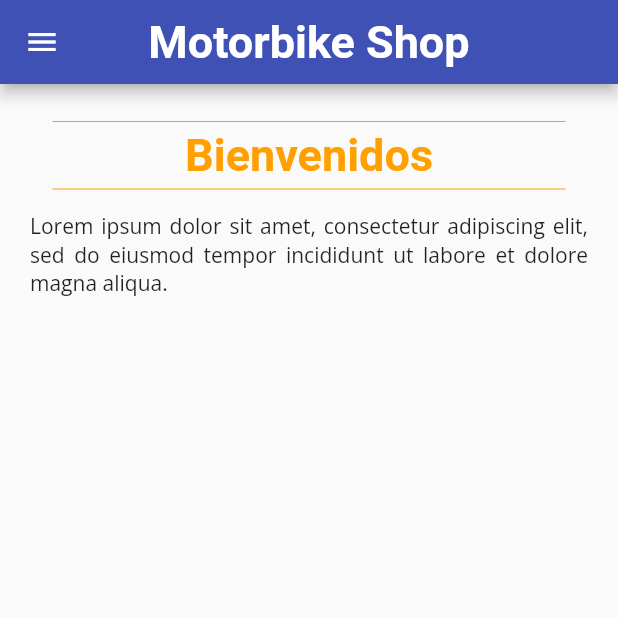
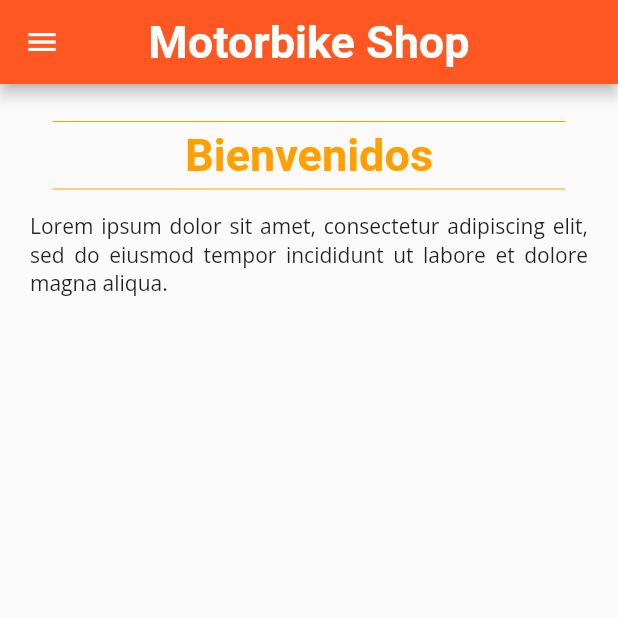
Before and after one commit to catoyu/demo_shopping, a Flutter app: the screen it shows after launch, on a phone screen of 412 x 824 dp, the top half of it. Run offline on Flutter 3.47's test engine with Material 2 defaults, Android fonts, the phone set to English and light mode, and no system bars; our stand-ins replace get, google_fonts, rflutter_alert.

Commit message:
version 0.3

```diff
--- a/lib/UI/home.dart
+++ b/lib/UI/home.dart
@@ -16,11 +16,11 @@ class MyApp extends StatelessWidget {
     return GetMaterialApp(
       title: 'Shopping App',
       theme: ThemeData(
-        primarySwatch: Colors.indigo,
+        primarySwatch: Colors.deepOrange,
       ),
       darkTheme: ThemeData(
         brightness: Brightness.dark,
-        primarySwatch: Colors.indigo,
+        primarySwatch: Colors.deepOrange,
       ),
       home: const MyHomePage(title: 'Motorbike Shop'),
       debugShowCheckedModeBanner: false,
--- a/lib/paginas/3_misproductos.dart
+++ b/lib/paginas/3_misproductos.dart
@@ -97,7 +97,7 @@ class _productosState extends State<misproductos> {
                                   fontSize: 16, fontWeight: FontWeight.w400),
                             ),
                             radius: BorderRadius.circular(5.0),
-                            color: Colors.indigo,
+                            color: Colors.amber[700]!,
                             onPressed: () {
                               control.limpiar();
                               Navigator.pop(context);
@@ -109,7 +109,7 @@ class _productosState extends State<misproductos> {
                 label: Text(
                   "Realizar compra",
                   style: GoogleFonts.openSans(
-                      fontSize: 12, fontWeight: FontWeight.w500),
+                      fontSize: 14, fontWeight: FontWeight.w500),
                 )),
             SizedBox(
               height: 20,
```
